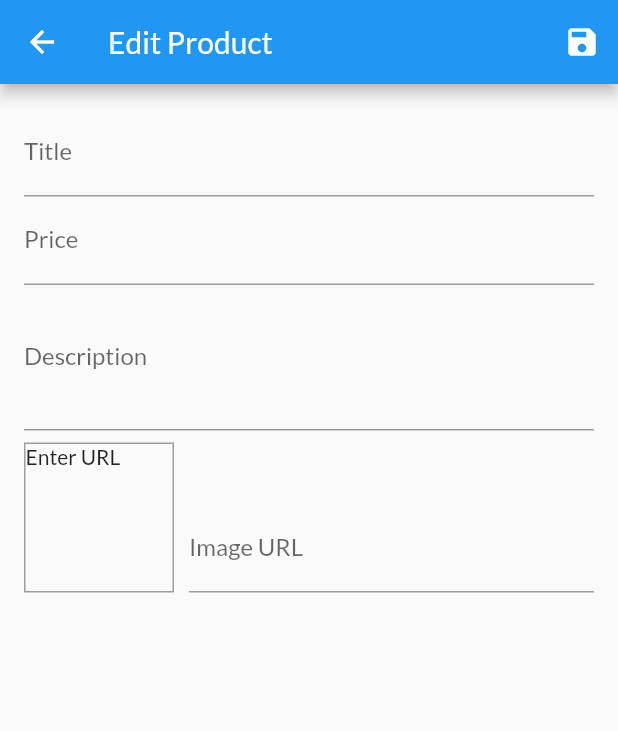
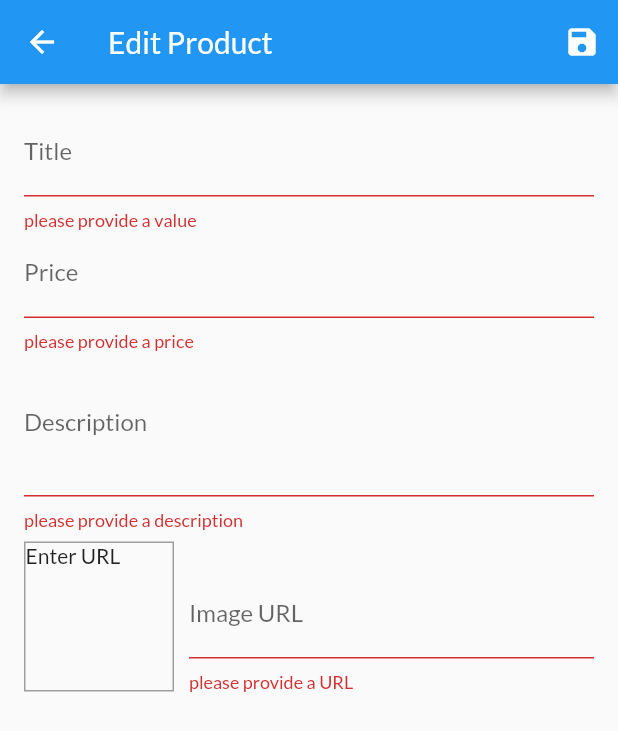
Before and after one commit to aqasim23/prac_shop_app, a Flutter app: the EditProductScreen screen opened by its route, after a tap on the "save" icon, on a phone screen of 412 x 824 dp. Shown: the top 731 px of the screen. Run offline on Flutter 3.47's test engine with Material 2 defaults, Android fonts, the phone set to English and light mode, and no system bars; network calls fail.

Commit message:
saving a new product with validation of input

```diff
--- a/lib/Screens/editproduct_screen.dart
+++ b/lib/Screens/editproduct_screen.dart
@@ -1,5 +1,8 @@
 import 'package:flutter/material.dart';
+import 'package:provider/provider.dart';
+
 import '../providers/product.dart';
+import '../providers/products_provider.dart';
 
 class EditProductScreen extends StatefulWidget {
   static const routename = "/edit-product";
@@ -22,6 +25,14 @@
 
   void _updateImageURL() {
     if (!_imageUrlFocusNode.hasFocus) {
+      if (!_imageUrlController.text.startsWith('http') &&
+              !_imageUrlController.text.startsWith('https') ||
+          !_imageUrlController.text.endsWith('.png') &&
+              !_imageUrlController.text.endsWith('.jpg') &&
+              !_imageUrlController.text.endsWith('.jpeg')) {
+        return;
+      }
+
       setState(() {});
     }
   }
@@ -44,11 +55,14 @@
   }
 
   void _saveForm() {
+    final isValid = _form.currentState.validate();
+    if (!isValid) {
+      return;
+    }
     _form.currentState.save();
-    print(_editedProduct.title);
-    print(_editedProduct.description);
-    print(_editedProduct.price);
-    print(_editedProduct.imageUrl);
+   Provider.of<Products>(context, listen: false).addProduct(_editedProduct);
+   print('This ran');
+   Navigator.of(context).pop;
   }
 
   @override
@@ -74,6 +88,12 @@
               onFieldSubmitted: (_) {
                 FocusScope.of(context).requestFocus(_priceFocusNode);
               },
+              validator: (value) {
+                if (value.isEmpty) {
+                  return 'please provide a value';
+                }
+                return null;
+              },
               onSaved: (value) {
                 _editedProduct = Product(
                   id: null,
@@ -89,6 +109,18 @@
               textInputAction: TextInputAction.next,
               keyboardType: TextInputType.number,
               focusNode: _priceFocusNode,
+              validator: (value) {
+                if (value.isEmpty) {
+                  return 'please provide a price';
+                }
+                if (double.tryParse(value) == null) {
+                  return 'please provide a valid number';
+                }
+                if (double.parse(value) <= 0) {
+                  return 'Please enter a number greater than 0';
+                }
+                return null;
+              },
               onSaved: (value) {
                 _editedProduct = Product(
                   id: null,
@@ -104,6 +136,15 @@
               maxLines: 3,
               // textInputAction: TextInputAction.next,
               keyboardType: TextInputType.multiline,
+              validator: (value) {
+                if (value.isEmpty) {
+                  return 'please provide a description';
+                }
+                if (value.length < 10) {
+                  return 'Should be atleast 10 Char';
+                }
+                return null;
+              },
               onSaved: (value) {
                 _editedProduct = Product(
                   id: null,
@@ -146,6 +187,19 @@
                     onFieldSubmitted: (_) {
                       _saveForm;
                     },
+                    validator: (value) {
+                      if (value.isEmpty) {
+                        return 'please provide a URL';
+                      }
+                      if (!value.startsWith('http') &&
+                          !value.startsWith('https')) {
+                        return 'Should be a valid URL';
+                      }
+                      if (!value.endsWith('.png') && !value.endsWith('.jpg')) {
+                        return 'Should be a valid URL';
+                      }
+                      return null;
+                    },
                     onSaved: (value) {
                       _editedProduct = Product(
                         id: null,
--- a/lib/providers/products_provider.dart
+++ b/lib/providers/products_provider.dart
@@ -49,4 +49,18 @@
   List<Product> get favouriteItems {
     return _items.where((element) => element.isFavourite).toList();
   }
+
+  void addProduct(Product product) {
+    final newProduct = Product(
+      id: DateTime.now().toString(),
+      title: product.title,
+      description: product.description,
+      price: product.price,
+      imageUrl: product.imageUrl,
+    );
+
+    _items.add(newProduct);
+    notifyListeners();
+    // _items.insert(0, newProduct);
+  }
 }
```
